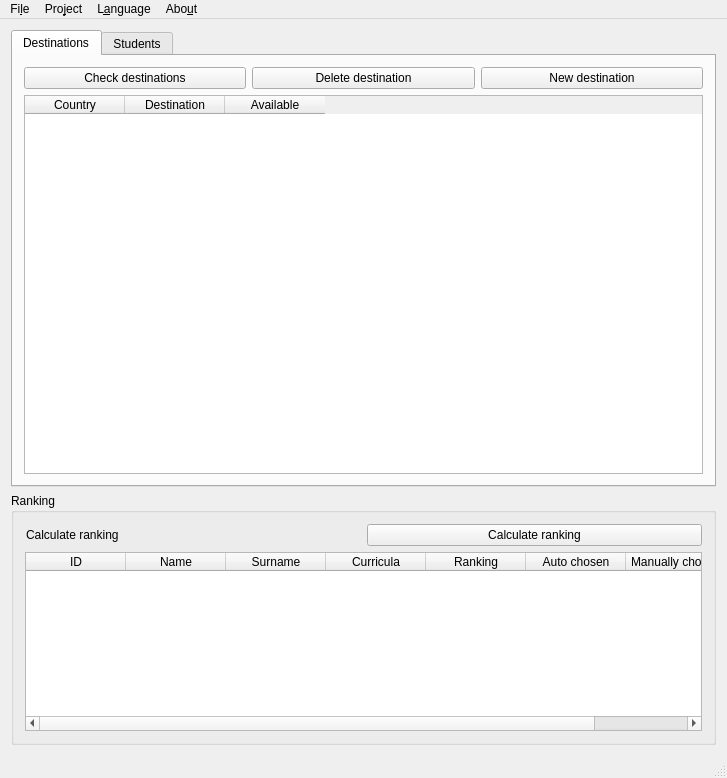
zorbaproject/cresta, file mainwindow.ui: the form before one commit.
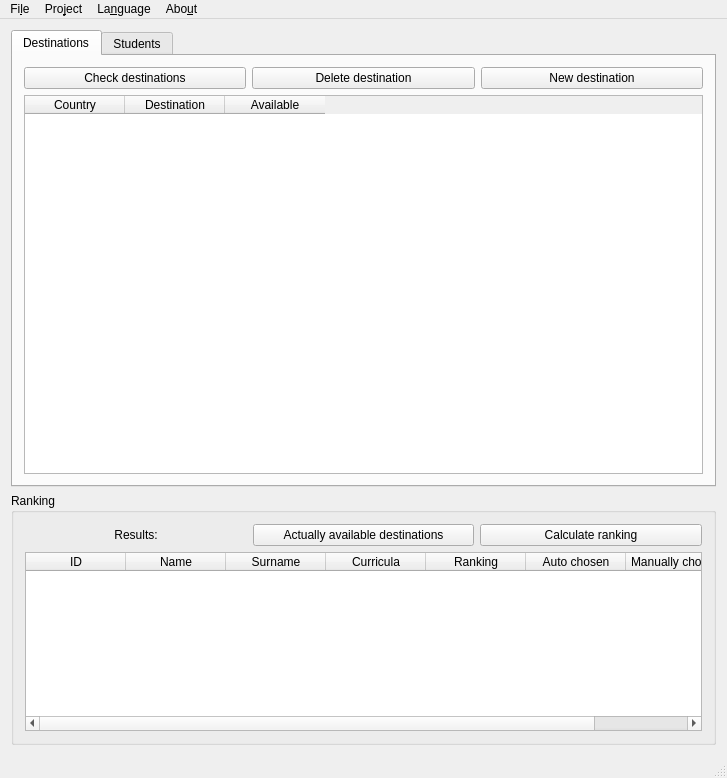
The form after the commit.

Commit message: check available destinations

```diff
--- a/mainwindow.ui
+++ b/mainwindow.ui
@@ -416,16 +416,32 @@
          <item>
           <widget class="QPushButton" name="easteregg">
            <property name="styleSheet">
-            <string notr="true">Text-align:left</string>
+            <string notr="true">Text-align:left;
+border:none;
+border-radius: 0px;
+border-color: rgba(255, 255, 255, 0);
+QPushButton#easteregg:hover
+{
+   border:none;
+   border-radius: 0px;
+   border-color: rgba(255, 255, 255, 0);
+}</string>
            </property>
            <property name="text">
-            <string>Calculate ranking</string>
+            <string>Results:</string>
            </property>
            <property name="flat">
             <bool>true</bool>
            </property>
           </widget>
          </item>
+         <item>
+          <widget class="QPushButton" name="free_destinations">
+           <property name="text">
+            <string>Actually available destinations</string>
+           </property>
+          </widget>
+         </item>
          <item>
           <widget class="QPushButton" name="calculateRanking">
            <property name="text">
@@ -517,7 +533,7 @@
    </widget>
    <widget class="QMenu" name="menuLanguage">
     <property name="title">
-     <string>L&amp;anguage</string>
+     <string>La&amp;nguage</string>
     </property>
    </widget>
    <addaction name="menuFile"/>
```
Left out of the diff: 5 changed lines with no effect on the pictures. The commit also changes 2 other files.
